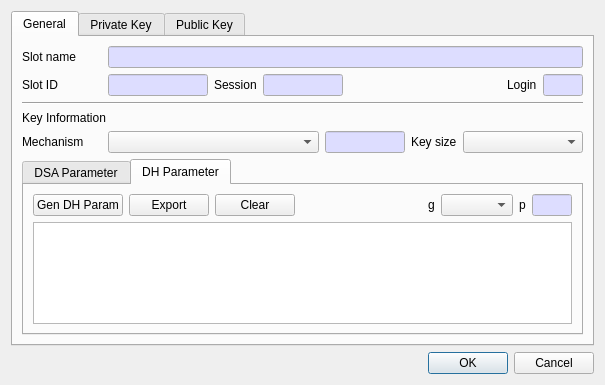
jykim74/CryptokiMan, file CryptokiMan/gen_key_pair_dlg.ui: the form before one commit.
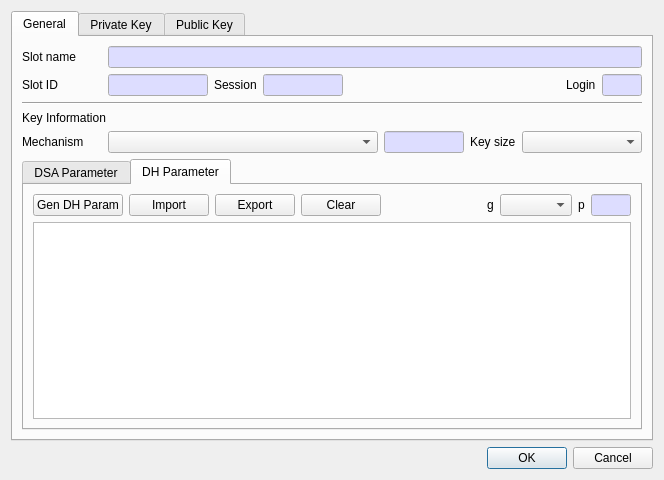
The form after the commit.

Commit message: UI 개선

Patch:
```diff
--- a/CryptokiMan/gen_key_pair_dlg.ui
+++ b/CryptokiMan/gen_key_pair_dlg.ui
@@ -6,8 +6,8 @@
    <rect>
     <x>0</x>
     <y>0</y>
-    <width>583</width>
-    <height>385</height>
+    <width>664</width>
+    <height>480</height>
    </rect>
   </property>
   <property name="windowTitle">
@@ -712,18 +712,19 @@
           <layout class="QVBoxLayout" name="verticalLayout_6">
            <item>
             <layout class="QGridLayout" name="gridLayout_9">
-             <item row="0" column="3">
-              <spacer name="horizontalSpacer_3">
-               <property name="orientation">
-                <enum>Qt::Horizontal</enum>
+             <item row="0" column="5">
+              <widget class="QLabel" name="label_15">
+               <property name="text">
+                <string>g</string>
                </property>
-               <property name="sizeHint" stdset="0">
-                <size>
-                 <width>40</width>
-                 <height>20</height>
-                </size>
+              </widget>
+             </item>
+             <item row="0" column="2">
+              <widget class="QPushButton" name="mExportDHParamBtn">
+               <property name="text">
+                <string>Export</string>
                </property>
-              </spacer>
+              </widget>
              </item>
              <item row="0" column="0">
               <widget class="QPushButton" name="mGenDHParamBtn">
@@ -733,6 +734,13 @@
               </widget>
              </item>
              <item row="0" column="7">
+              <widget class="QLabel" name="label_17">
+               <property name="text">
+                <string>p</string>
+               </property>
+              </widget>
+             </item>
+             <item row="0" column="8">
               <widget class="QLineEdit" name="mDH_PLenText">
                <property name="maximumSize">
                 <size>
@@ -775,7 +783,7 @@
                </property>
               </widget>
              </item>
-             <item row="0" column="2">
+             <item row="0" column="3">
               <widget class="QPushButton" name="mDHClearParamBtn">
                <property name="text">
                 <string>Clear</string>
@@ -783,26 +791,25 @@
               </widget>
              </item>
              <item row="0" column="4">
-              <widget class="QLabel" name="label_15">
-               <property name="text">
-                <string>g</string>
+              <spacer name="horizontalSpacer_3">
+               <property name="orientation">
+                <enum>Qt::Horizontal</enum>
                </property>
-              </widget>
-             </item>
-             <item row="0" column="5">
-              <widget class="QComboBox" name="mDH_GCombo"/>
+               <property name="sizeHint" stdset="0">
+                <size>
+                 <width>40</width>
+                 <height>20</height>
+                </size>
+               </property>
+              </spacer>
              </item>
              <item row="0" column="6">
-              <widget class="QLabel" name="label_17">
-               <property name="text">
-                <string>p</string>
-               </property>
-              </widget>
+              <widget class="QComboBox" name="mDH_GCombo"/>
              </item>
              <item row="0" column="1">
-              <widget class="QPushButton" name="mExportDHParamBtn">
+              <widget class="QPushButton" name="mImpoortDHParamBtn">
                <property name="text">
-                <string>Export</string>
+                <string>Import</string>
                </property>
               </widget>
              </item>
```
The commit also changes 4 other files.
